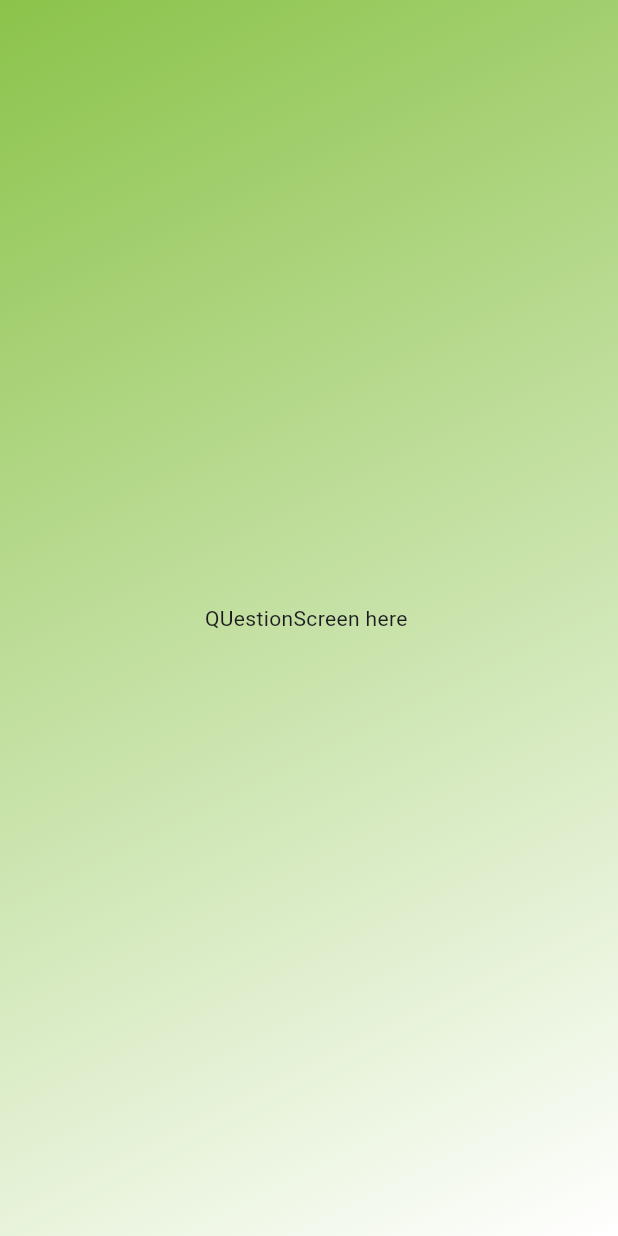
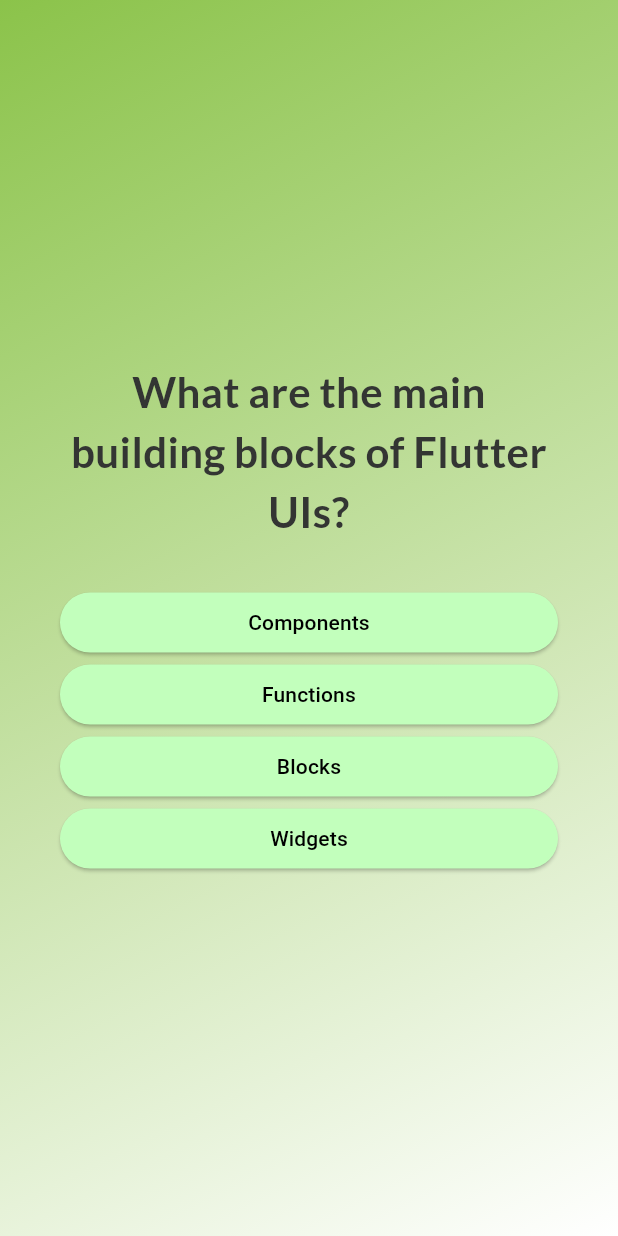
Before and after one commit to Hredoyyy/quiz_app_demo, a Flutter app: the screen it shows after launch, after a tap on "Lets Get Started", on a phone screen of 412 x 824 dp. Run offline on Flutter 3.47's test engine with Material 3 defaults, Android fonts, the phone set to English and light mode, and no system bars; our stand-ins replace google_fonts.

Commit message:
dynamic answer buttons and switching to next question

```diff
--- /dev/null
+++ b/lib/answer_button.dart
@@ -0,0 +1,21 @@
+import 'package:flutter/material.dart';
+
+class AnswerButton extends StatelessWidget {
+  const AnswerButton(this.ans, this.onTap, {super.key});
+  final String ans;
+  final void Function() onTap;
+
+  @override
+  Widget build(BuildContext context) {
+    return ElevatedButton(
+      onPressed: onTap,
+      style: ElevatedButton.styleFrom(
+        padding: EdgeInsets.symmetric(horizontal: 40, vertical: 10),
+        backgroundColor: const Color.fromARGB(255, 194, 255, 188),
+        foregroundColor: const Color.fromARGB(255, 0, 0, 0),
+        shape: RoundedRectangleBorder(borderRadius: BorderRadius.circular(20)),
+      ),
+      child: Text(ans, textAlign: TextAlign.center),
+    );
+  }
+}
--- /dev/null
+++ b/lib/data/questions.dart
@@ -0,0 +1,43 @@
+import 'package:quiz_app_demo/model/q_blueprint.dart';
+
+const questions = [
+  questionModel('What are the main building blocks of Flutter UIs?', [
+    'Widgets',
+    'Components',
+    'Blocks',
+    'Functions',
+  ]),
+  questionModel('How are Flutter UIs built?', [
+    'By combining widgets in code',
+    'By combining widgets in a visual editor',
+    'By defining widgets in config files',
+    'By using XCode for iOS and Android Studio for Android',
+  ]),
+  questionModel('What\'s the purpose of a StatefulWidget?', [
+    'Update UI as data changes',
+    'Update data as UI changes',
+    'Ignore data changes',
+    'Render UI that does not depend on data',
+  ]),
+  questionModel(
+    'Which widget should you try to use more often: StatelessWidget or StatefulWidget?',
+    [
+      'StatelessWidget',
+      'StatefulWidget',
+      'Both are equally good',
+      'None of the above',
+    ],
+  ),
+  questionModel('What happens if you change data in a StatelessWidget?', [
+    'The UI is not updated',
+    'The UI is updated',
+    'The closest StatefulWidget is updated',
+    'Any nested StatefulWidgets are updated',
+  ]),
+  questionModel('How should you update data inside of StatefulWidgets?', [
+    'By calling setState()',
+    'By calling updateData()',
+    'By calling updateUI()',
+    'By calling updateState()',
+  ]),
+];
--- a/lib/model/q_blueprint.dart
+++ b/lib/model/q_blueprint.dart
@@ -1,5 +1,11 @@
 class questionModel {
   const questionModel(this.question, this.answers);
-  final question;
-  final answers;
+  final String question;
+  final List<String> answers;
+
+  List<String> getShuffledAnswers() {
+    final shuffledList = List.of(answers);
+    shuffledList.shuffle();
+    return shuffledList;
+  }
 }
--- a/lib/questions.dart
+++ b/lib/questions.dart
@@ -1,8 +1,12 @@
 import 'package:flutter/material.dart';
+import 'package:quiz_app_demo/answer_button.dart';
+import 'package:quiz_app_demo/data/questions.dart';
+import 'package:google_fonts/google_fonts.dart';
 
 class Questions extends StatefulWidget {
-  const Questions({super.key});
+  const Questions(this.addAnswer, {super.key});
 
+  final void Function(String answer) addAnswer;
   @override
   State<Questions> createState() {
     return _Questions();
@@ -10,8 +14,51 @@ class Questions extends StatefulWidget {
 }
 
 class _Questions extends State<Questions> {
+  var currentQuestionIndex = 0;
+
+  void answerQuestion(selectedAnswer) {
+    widget.addAnswer(selectedAnswer);
+    setState(() {
+      currentQuestionIndex++;
+    });
+  }
+
   @override
   Widget build(BuildContext context) {
-    return Center(child: const Text("QUestionScreen here "));
+    final currentQuestion = questions[currentQuestionIndex];
+    if (currentQuestionIndex == questions.length) {
+      return const Center(
+        child: Text(
+          "You did it!",
+          style: TextStyle(color: Colors.black, fontSize: 28),
+        ),
+      );
+    }
+    return Center(
+      child: Container(
+        margin: const EdgeInsets.all(40),
+        child: Column(
+          mainAxisAlignment: MainAxisAlignment.center,
+          crossAxisAlignment: CrossAxisAlignment.stretch,
+          children: [
+            Text(
+              currentQuestion.question,
+              style: GoogleFonts.lato(
+                color: const Color.fromARGB(255, 51, 53, 51),
+                fontSize: 28,
+                fontWeight: FontWeight.bold,
+              ),
+              textAlign: TextAlign.center,
+            ),
+            SizedBox(height: 30),
+            ...currentQuestion.getShuffledAnswers().map((answer) {
+              return AnswerButton(answer, () {
+                answerQuestion(answer);
+              });
+            }),
+          ],
+        ),
+      ),
+    );
   }
 }
--- a/lib/quiz.dart
+++ b/lib/quiz.dart
@@ -1,4 +1,5 @@
 import 'package:flutter/material.dart';
+import 'package:quiz_app_demo/data/questions.dart';
 import 'package:quiz_app_demo/questions.dart';
 import 'package:quiz_app_demo/start_screen.dart';
 
@@ -9,6 +10,8 @@ class Quiz extends StatefulWidget {
     return _QuizState();
   }
 }
+
+List<String> givenAnswers = [];
 
 class _QuizState extends State<Quiz> {
   // Widget? active;
@@ -27,6 +30,17 @@ class _QuizState extends State<Quiz> {
     });
   }
 
+  void selectAnswer(String answer) {
+    givenAnswers.add(answer);
+    if (givenAnswers.length == questions.length) {
+      setState(() {
+        givenAnswers = [];
+
+        active = "start";
+      });
+    }
+  }
+
   @override
   Widget build(BuildContext context) {
     return MaterialApp(
@@ -41,7 +55,9 @@ class _QuizState extends State<Quiz> {
           ),
           child:
               // active;
-              active == "start" ? StartScreen(changeScreen) : const Questions(),
+              active == "start"
+                  ? StartScreen(changeScreen)
+                  : Questions(selectAnswer),
         ),
       ),
     );
--- a/lib/start_screen.dart
+++ b/lib/start_screen.dart
@@ -1,4 +1,5 @@
 import 'package:flutter/material.dart';
+import 'package:google_fonts/google_fonts.dart';
 
 class StartScreen extends StatelessWidget {
   const StartScreen(this.startQuiz, {super.key});
@@ -15,11 +16,12 @@ class StartScreen extends StatelessWidget {
             color: Color.fromARGB(170, 224, 255, 227),
           ),
           SizedBox(height: 50),
-          const Text(
+          Text(
             "Ready to start your quiz ?",
-            style: TextStyle(
+            style: GoogleFonts.montserrat(
+              color: const Color.fromARGB(255, 51, 53, 51),
               fontSize: 28,
-              color: Color.fromARGB(255, 102, 168, 122),
+              fontWeight: FontWeight.bold,
             ),
           ),
           const SizedBox(height: 50),
--- a/pubspec.yaml
+++ b/pubspec.yaml
@@ -34,6 +34,7 @@ dependencies:
   # The following adds the Cupertino Icons font to your application.
   # Use with the CupertinoIcons class for iOS style icons.
   cupertino_icons: ^1.0.8
+  google_fonts: ^6.2.1
 
 dev_dependencies:
   flutter_test:
```
Also changed, not shown: 2 other files.
